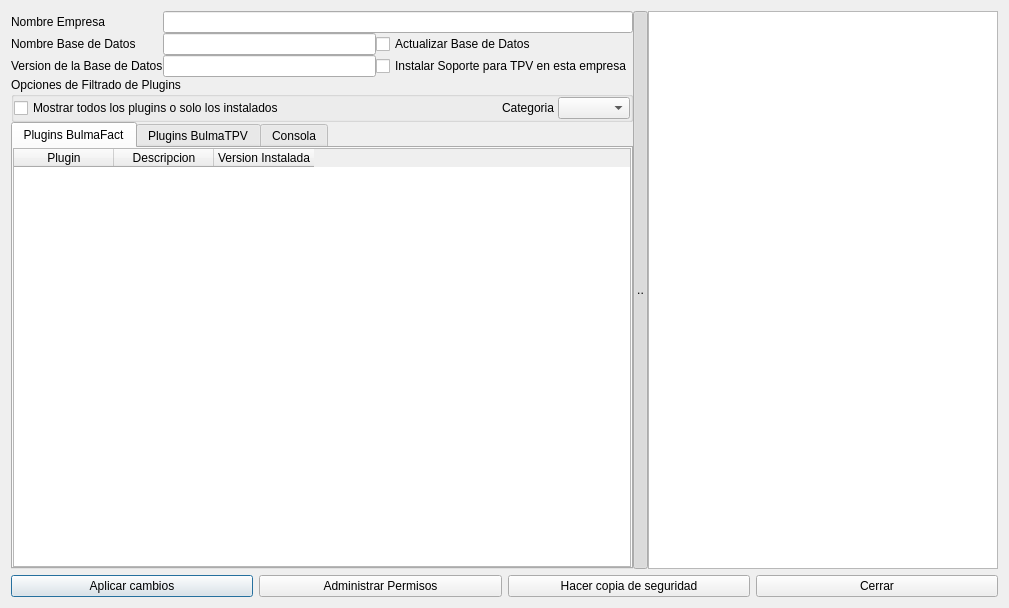
eboladev/Bulmages-1, file bulmages/bulmasetup/modificarfacturacionbase.ui: the form before one commit.
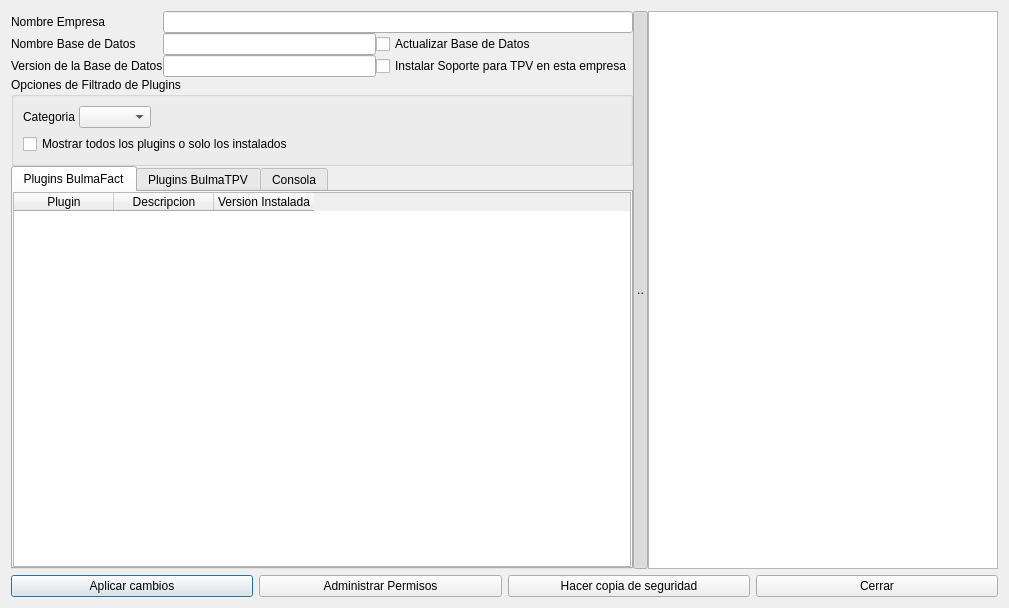
The form after the commit. Icons and pictures are not drawn.

```diff
--- a/bulmages/bulmasetup/modificarfacturacionbase.ui
+++ b/bulmages/bulmasetup/modificarfacturacionbase.ui
@@ -110,33 +110,7 @@
          <property name="title">
           <string>Opciones de Filtrado de Plugins</string>
          </property>
-         <layout class="QHBoxLayout" name="horizontalLayout_2">
-          <property name="spacing">
-           <number>0</number>
-          </property>
-          <property name="margin">
-           <number>0</number>
-          </property>
-          <item>
-           <widget class="QCheckBox" name="mui_vertodos">
-            <property name="text">
-             <string>Mostrar todos los plugins o solo los instalados</string>
-            </property>
-           </widget>
-          </item>
-          <item>
-           <spacer name="horizontalSpacer">
-            <property name="orientation">
-             <enum>Qt::Horizontal</enum>
-            </property>
-            <property name="sizeHint" stdset="0">
-             <size>
-              <width>43</width>
-              <height>20</height>
-             </size>
-            </property>
-           </spacer>
-          </item>
+         <layout class="QVBoxLayout" name="verticalLayout_4">
           <item>
            <layout class="QHBoxLayout" name="horizontalLayout">
             <property name="spacing">
@@ -155,8 +129,28 @@
             <item>
              <widget class="QComboBox" name="mui_categoria"/>
             </item>
+            <item>
+             <spacer name="horizontalSpacer">
+              <property name="orientation">
+               <enum>Qt::Horizontal</enum>
+              </property>
+              <property name="sizeHint" stdset="0">
+               <size>
+                <width>40</width>
+                <height>20</height>
+               </size>
+              </property>
+             </spacer>
+            </item>
            </layout>
           </item>
+          <item>
+           <widget class="QCheckBox" name="mui_vertodos">
+            <property name="text">
+             <string>Mostrar todos los plugins o solo los instalados</string>
+            </property>
+           </widget>
+          </item>
          </layout>
         </widget>
        </item>
```
